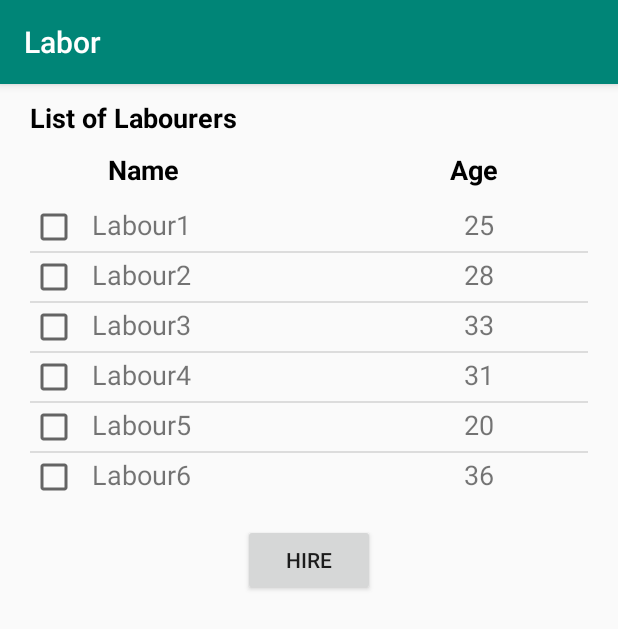
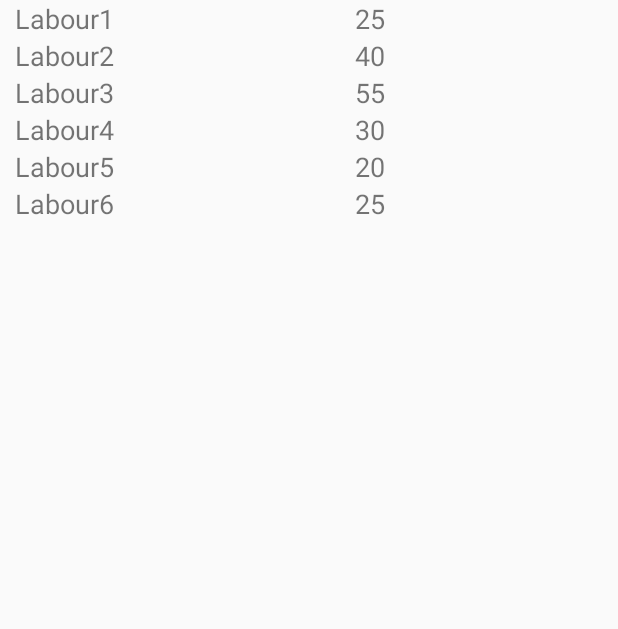
Before and after one commit to kir-aan/LabourAdda, an Android app: the Book2Activity screen opened directly, with no data from a screen before it, on a phone screen of 412 x 824 dp. Shown: the top 629 px of the screen. Run offline under Robolectric (Android 15) with nearby library versions, the phone set to English and light mode, and no system bars.

Commit message:
Recyclerview added.

```diff
--- a/app/build.gradle
+++ b/app/build.gradle
@@ -23,7 +23,10 @@ dependencies {
     implementation fileTree(dir: 'libs', include: ['*.jar'])
     implementation 'com.android.support:appcompat-v7:28.0.0'
     implementation 'com.android.support.constraint:constraint-layout:1.1.3'
+    implementation 'com.android.support:design:28.0.0'
     testImplementation 'junit:junit:4.12'
+    implementation 'com.android.support:recyclerview-v7:28.0.0-rc01'
+    implementation 'com.android.support:cardview-v7:28.0.0-rc01'
     androidTestImplementation 'com.android.support.test:runner:1.0.2'
     androidTestImplementation 'com.android.support.test.espresso:espresso-core:3.0.2'
     implementation 'org.jetbrains:annotations-java5:15.0'
--- a/app/src/main/AndroidManifest.xml
+++ b/app/src/main/AndroidManifest.xml
@@ -9,7 +9,10 @@
         android:roundIcon="@mipmap/ic_launcher_round"
         android:supportsRtl="true"
         android:theme="@style/AppTheme">
-        <activity android:name=".Book2Activity"></activity>
+        <activity
+            android:name=".Book2Activity"
+            android:label="@string/title_activity_book2"
+            android:theme="@style/AppTheme.NoActionBar"></activity>
         <activity android:name=".Book1Activity" />
         <activity android:name=".AvailabilityActivity" />
         <activity android:name=".ProfileActvity" />
--- a/app/src/main/java/com/vineethn7/labor/AvailabilityActivity.java
+++ b/app/src/main/java/com/vineethn7/labor/AvailabilityActivity.java
@@ -11,7 +11,6 @@ import android.widget.LinearLayout;
 import android.widget.Switch;
 import android.widget.TextView;
 
-//Availability layout needs to be updated
 
 public class AvailabilityActivity extends AppCompatActivity implements CompoundButton.OnCheckedChangeListener {
     Switch swAvailable;
--- a/app/src/main/java/com/vineethn7/labor/Book2Activity.java
+++ b/app/src/main/java/com/vineethn7/labor/Book2Activity.java
@@ -1,146 +1,42 @@
 package com.vineethn7.labor;
 
-import android.app.Activity;
-import android.content.Context;
-import android.content.res.TypedArray;
+import android.os.Bundle;
 import android.support.v7.app.AppCompatActivity;
-import android.os.Bundle;
-import android.view.LayoutInflater;
-import android.view.View;
-import android.view.ViewGroup;
-import android.widget.AdapterView;
-import android.widget.ArrayAdapter;
-import android.widget.BaseAdapter;
-import android.widget.Button;
-import android.widget.CheckBox;
-import android.widget.ListView;
-import android.widget.TextView;
-import android.widget.Toast;
+import android.support.v7.widget.LinearLayoutManager;
+import android.support.v7.widget.RecyclerView;
 
 import java.util.ArrayList;
-import java.util.List;
-
-//book2activity --> List of labourers available(for the contractor to select)
 
 public class Book2Activity extends AppCompatActivity {
-    public class Item{
-        boolean checked;
-        String name,age;
-        Item(String n, String a, boolean b){
-            name=n;
-            age=a;
-            checked=b;
-        }
 
-        public boolean isChecked() {
-            return checked;
-        }
-    }
-    static class ViewHolder{
-        CheckBox checkBox;
-        TextView namev,agev;
-    }
-    public class ItemsListAdapter extends BaseAdapter{
+    RecyclerView recyclerView;
+    RecyclerView.Adapter myAdapter;
+    RecyclerView.LayoutManager layoutManager;
 
-        private Context context;
-        private List<Item> list;
-
-        ItemsListAdapter(Context c,List<Item> l)
-        {
-            context=c;
-            list=l;
-        }
-
-        @Override
-        public int getCount() {
-            return list.size();
-        }
-
-        @Override
-        public Object getItem(int position) {
-            return list.get(position);
-        }
-
-        @Override
-        public long getItemId(int position) {
-            return position;
-        }
-        public boolean isChecked(int position) {
-            return list.get(position).checked;
-        }
-
-        @Override
-        public View getView(int position, View convertView, ViewGroup parent) {
-            View rowView = convertView;
-            ViewHolder viewHolder = new ViewHolder();
-            if (rowView == null) {
-                LayoutInflater inflater = ((Activity) context).getLayoutInflater();
-                rowView = inflater.inflate(R.layout.row_layout, null);
-
-                viewHolder.checkBox =  rowView.findViewById(R.id.cbSelectLabour);
-                viewHolder.namev = rowView.findViewById(R.id.tvName);
-                viewHolder.agev = rowView.findViewById(R.id.tvAge);
-                rowView.setTag(viewHolder);
-            }
-            else{
-                viewHolder = (ViewHolder) rowView.getTag();
-            }
-            viewHolder.checkBox.setChecked(list.get(position).checked);
-            final String namevi = list.get(position).name;
-            viewHolder.namev.setText(namevi);
-            final String agevi = list.get(position).age;
-            viewHolder.agev.setText(agevi);
-            viewHolder.checkBox.setTag(position);
-            viewHolder.checkBox.setChecked(isChecked(position));
-
-            return rowView;
-        }
-    }
-    Button btnHire;
-    List<Item> items;
-    ListView lvLabourer;
-    ItemsListAdapter itemsListAdapter;
-
+    ArrayList<Person> people;
     @Override
     protected void onCreate(Bundle savedInstanceState) {
         super.onCreate(savedInstanceState);
         setContentView(R.layout.activity_book2);
-        lvLabourer =findViewById(R.id.lvLabourer);
-        btnHire = findViewById(R.id.btnHire);
 
-        initItems();
-        itemsListAdapter = new ItemsListAdapter(this, items);
-        lvLabourer.setAdapter(itemsListAdapter);
+        recyclerView=findViewById(R.id.list);
+        recyclerView.setHasFixedSize(true);
 
-        btnHire.setOnClickListener(new View.OnClickListener() {
-            @Override
-            public void onClick(View v) {
-                String str = "Check items:\n";
+        layoutManager=new LinearLayoutManager(this);
+        recyclerView.setLayoutManager(layoutManager);
 
-                for (int i=0; i<items.size(); i++){
-                    if (items.get(i).isChecked()){
-                        str += i + "\n";
-                    }
-                }
-                Toast.makeText(Book2Activity.this, str, Toast.LENGTH_SHORT).show();
-            }
-        });
-    }
-    private void initItems(){
-        items = new ArrayList<Item>();
+        people=new ArrayList<Person>();
 
-        TypedArray arrayName = getResources().obtainTypedArray(R.array.namescol);
-        TypedArray arrayAge = getResources().obtainTypedArray(R.array.agecol);
+        people.add(new Person("Labour1", "25"));
+        people.add(new Person("Labour2", "40"));
+        people.add(new Person("Labour3", "55"));
+        people.add(new Person("Labour4", "30"));
+        people.add(new Person("Labour5", "20"));
+        people.add(new Person("Labour6", "25"));
 
-        for(int i=0; i<arrayAge.length(); i++){
-            String s1 = arrayName.getString(i);
-            String s2 = arrayAge.getString(i);
-            boolean b = false;
-            Item item = new Item(s1, s2, b);
-            items.add(item);
-        }
+        myAdapter=new PersonAdapter(this ,people);
 
-        arrayName.recycle();
-        arrayAge.recycle();
+        recyclerView.setAdapter(myAdapter);
+
     }
 }
--- /dev/null
+++ b/app/src/main/java/com/vineethn7/labor/Person.java
@@ -0,0 +1,27 @@
+package com.vineethn7.labor;
+
+public class Person {
+    private String name;
+    private String age;
+
+    public Person(String name,String age) {
+        this.name = name;
+        this.age = age;
+    }
+
+    public String getName() {
+        return name;
+    }
+
+    public void setName(String name) {
+        this.name = name;
+    }
+
+    public String getAge() {
+        return age;
+    }
+
+    public void setAge(String age) {
+        this.age = age;
+    }
+}
--- /dev/null
+++ b/app/src/main/java/com/vineethn7/labor/PersonAdapter.java
@@ -0,0 +1,62 @@
+package com.vineethn7.labor;
+
+import android.content.Context;
+import android.support.annotation.NonNull;
+import android.support.v7.widget.RecyclerView;
+import android.view.LayoutInflater;
+import android.view.View;
+import android.view.ViewGroup;
+import android.widget.TextView;
+
+import java.util.ArrayList;
+
+public class PersonAdapter extends RecyclerView.Adapter<PersonAdapter.ViewHolder> {
+
+    private ArrayList<Person> people;
+
+    public PersonAdapter(Context context,ArrayList<Person> list) {
+        people=list;
+    }
+
+   public class ViewHolder extends RecyclerView.ViewHolder{
+
+        TextView tvName ,tvAge ;
+       public ViewHolder(@NonNull View itemView) {
+           super(itemView);
+
+           tvName=itemView.findViewById(R.id.tvName);
+           tvAge=itemView.findViewById(R.id.tvAge);
+
+           itemView.setOnClickListener(new View.OnClickListener() {
+               @Override
+               public void onClick(View view) {
+
+               }
+           });
+       }
+   }
+
+    @NonNull
+    @Override
+    public PersonAdapter.ViewHolder onCreateViewHolder(@NonNull ViewGroup viewGroup, int i) {
+
+        View v = LayoutInflater.from(viewGroup.getContext()).inflate(R.layout.list_items,viewGroup, false);
+
+
+        return new ViewHolder(v);
+    }
+
+    @Override
+    public void onBindViewHolder(@NonNull PersonAdapter.ViewHolder viewHolder, int i) {
+
+        viewHolder.itemView.setTag(people.get(i));
+        viewHolder.tvName.setText(people.get(i).getName());
+        viewHolder.tvAge.setText(people.get(i).getAge());
+
+    }
+
+    @Override
+    public int getItemCount() {
+        return people.size();
+    }
+}
--- a/app/src/main/res/layout/activity_book2.xml
+++ b/app/src/main/res/layout/activity_book2.xml
@@ -7,65 +7,9 @@
     android:orientation="vertical"
     tools:context=".Book2Activity">
 
-    <TextView
-        android:id="@+id/tvListOfLabourers"
+
+    <android.support.v7.widget.RecyclerView
+        android:id="@+id/list"
         android:layout_width="match_parent"
-        android:layout_height="wrap_content"
-        android:layout_marginLeft="20dp"
-        android:layout_marginTop="10dp"
-        android:layout_marginRight="20dp"
-        android:text="@string/list_of_labourers"
-        android:textColor="@android:color/black"
-        android:textSize="18sp"
-        android:textStyle="bold" />
-
-    <LinearLayout
-        android:layout_width="match_parent"
-        android:layout_height="wrap_content"
-        android:layout_marginLeft="20dp"
-        android:layout_marginTop="10dp"
-        android:layout_marginRight="20dp"
-        android:orientation="horizontal">
-
-
-        <TextView
-            android:id="@+id/tvNameCol"
-            android:layout_width="0dp"
-            android:layout_height="wrap_content"
-            android:layout_marginRight="30dp"
-            android:layout_weight="1"
-            android:gravity="center_horizontal"
-            android:text="@string/name"
-            android:textColor="@android:color/black"
-            android:textSize="18sp"
-            android:textStyle="bold" />
-
-        <TextView
-            android:id="@+id/tvAgeCol"
-            android:layout_width="0dp"
-            android:layout_height="wrap_content"
-            android:layout_marginLeft="40dp"
-            android:layout_weight="1"
-            android:gravity="center_horizontal"
-            android:text="@string/age"
-            android:textColor="@android:color/black"
-            android:textSize="18sp"
-            android:textStyle="bold" />
-    </LinearLayout>
-
-    <ListView
-        android:id="@+id/lvLabourer"
-        android:layout_width="match_parent"
-        android:layout_height="wrap_content"
-        android:layout_marginLeft="20dp"
-        android:layout_marginTop="10dp"
-        android:layout_marginRight="20dp" />
-
-    <Button
-        android:id="@+id/btnHire"
-        android:layout_width="wrap_content"
-        android:layout_height="wrap_content"
-        android:layout_gravity="center_horizontal"
-        android:layout_marginTop="15dp"
-        android:text="@string/hire" />
+        android:layout_height="match_parent" />
 </LinearLayout>
--- /dev/null
+++ b/app/src/main/res/layout/list_items.xml
@@ -0,0 +1,32 @@
+<?xml version="1.0" encoding="utf-8"?>
+<LinearLayout xmlns:android="http://schemas.android.com/apk/res/android"
+    android:layout_width="match_parent"
+    android:layout_height="wrap_content"
+    android:orientation="vertical">
+
+    <LinearLayout
+        android:layout_width="match_parent"
+        android:layout_height="wrap_content"
+        android:orientation="horizontal">
+
+        <TextView
+            android:id="@+id/tvName"
+            android:layout_width="wrap_content"
+            android:layout_height="wrap_content"
+            android:layout_marginLeft="10dp"
+            android:layout_marginRight="5dp"
+            android:layout_weight="1"
+            android:text="TextView"
+            android:textSize="18sp" />
+
+        <TextView
+            android:id="@+id/tvAge"
+            android:layout_width="wrap_content"
+            android:layout_height="wrap_content"
+            android:layout_marginLeft="10dp"
+            android:layout_marginRight="10dp"
+            android:layout_weight="1"
+            android:text="TextView"
+            android:textSize="18sp" />
+    </LinearLayout>
+</LinearLayout>
--- a/app/src/main/res/layout/row_layout.xml
+++ /dev/null
@@ -1,26 +0,0 @@
-<?xml version="1.0" encoding="utf-8"?>
-<LinearLayout xmlns:android="http://schemas.android.com/apk/res/android"
-    android:layout_width="match_parent"
-    android:layout_height="wrap_content">
-
-    <CheckBox
-        android:id="@+id/cbSelectLabour"
-        android:layout_width="0dp"
-        android:layout_height="wrap_content"
-        android:layout_weight="0.5"
-         />
-
-    <TextView
-        android:id="@+id/tvName"
-        android:layout_width="0dp"
-        android:layout_height="wrap_content"
-        android:layout_weight="3"
-        android:textSize="18sp" />
-
-    <TextView
-        android:id="@+id/tvAge"
-        android:layout_width="0dp"
-        android:layout_height="wrap_content"
-        android:layout_weight="1"
-        android:textSize="18sp" />
-</LinearLayout>
--- a/app/src/main/res/values/strings.xml
+++ b/app/src/main/res/values/strings.xml
@@ -39,5 +39,6 @@
         <item>20</item>
         <item>36</item>
     </string-array>
+    <string name="title_activity_book2">Book2Activity</string>
 
 </resources>
--- a/app/src/main/res/values/styles.xml
+++ b/app/src/main/res/values/styles.xml
@@ -8,4 +8,13 @@
         <item name="colorAccent">@color/colorAccent</item>
     </style>
 
+    <style name="AppTheme.NoActionBar">
+        <item name="windowActionBar">false</item>
+        <item name="windowNoTitle">true</item>
+    </style>
+
+    <style name="AppTheme.AppBarOverlay" parent="ThemeOverlay.AppCompat.Dark.ActionBar" />
+
+    <style name="AppTheme.PopupOverlay" parent="ThemeOverlay.AppCompat.Light" />
+
 </resources>
```
